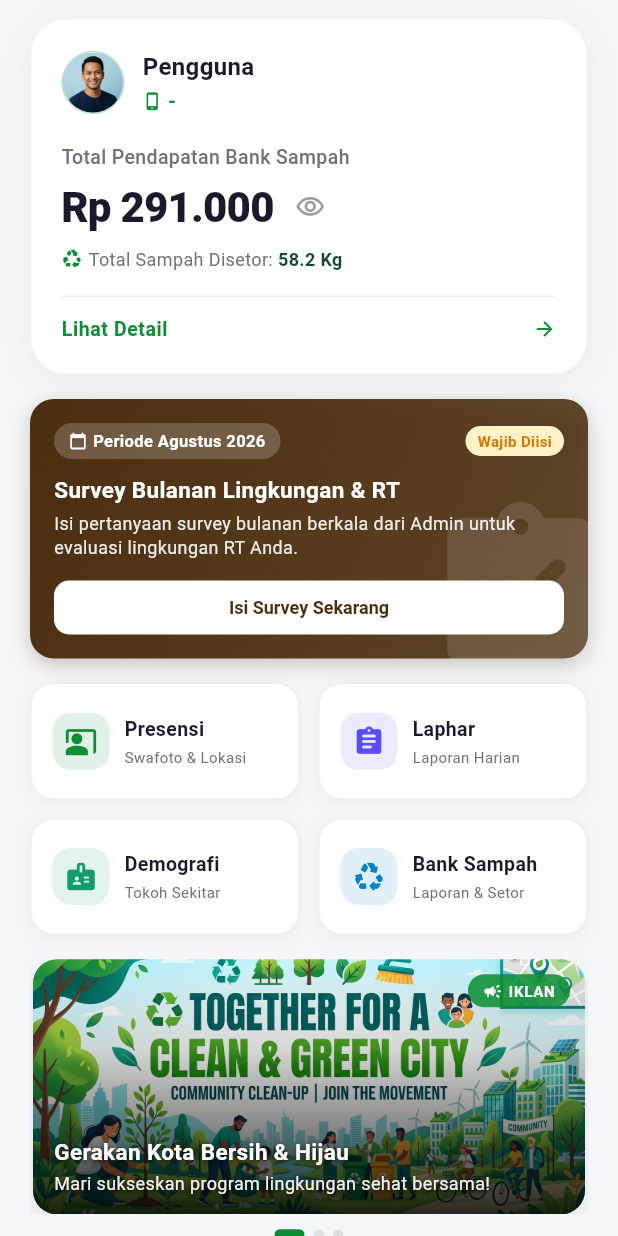
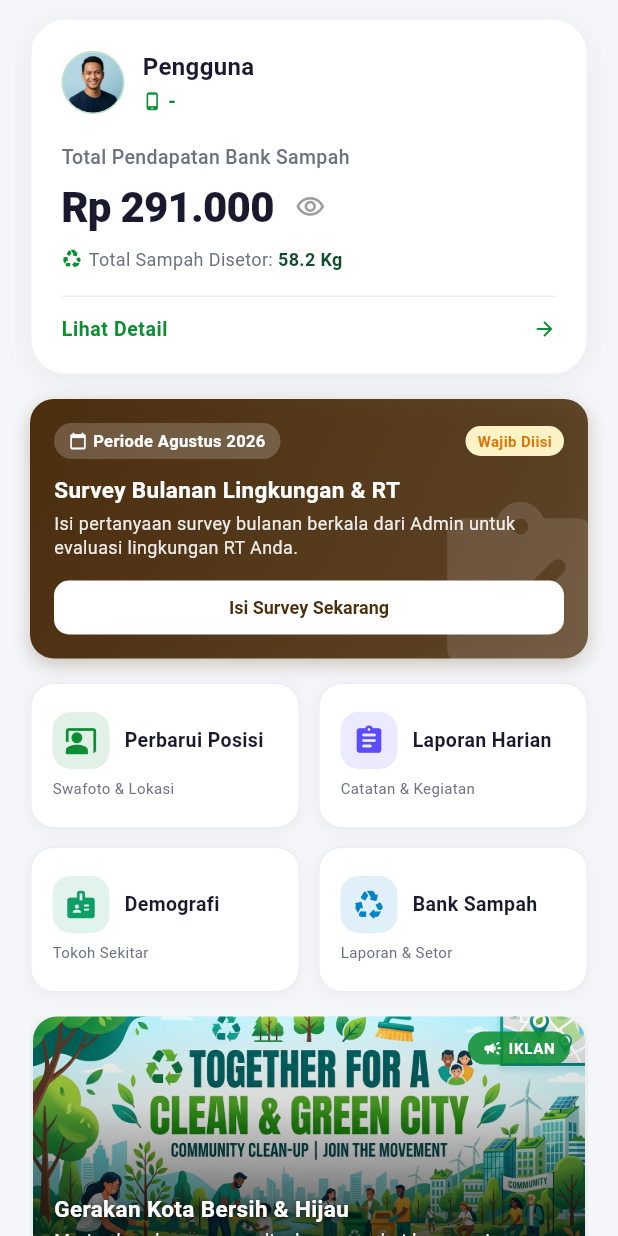
Before and after one commit to bukansaddam/mobile, a Flutter app: the HomeScreen widget shown alone on an empty page, opened directly, on a phone screen of 412 x 824 dp. Run offline on Flutter 3.47's test engine with Material 3 defaults, Android fonts, the phone set to English and light mode, and no system bars; our stand-ins replace audioplayers, bloc, camera, dio, equatable, flutter_bloc and 13 more; missing offline and left inert: flutter_background_service, google_speech, record; accounts and stored records are empty.

Commit message:
🦄 refactor: rename feature labels for consistency and update home menu UI layout

```diff
--- a/lib/features/linmas/home/presentation/pages/home_screen.dart
+++ b/lib/features/linmas/home/presentation/pages/home_screen.dart
@@ -534,7 +534,7 @@ class _HomeScreenState extends State<HomeScreen> {
   Widget _buildMenuUtamaSection(BuildContext context) {
     final menuItems = [
       {
-        'title': 'Presensi',
+        'title': 'Perbarui Posisi',
         'subtitle': 'Swafoto & Lokasi',
         'icon': Icons.co_present_rounded,
         'color': AppColors.primary,
@@ -544,8 +544,8 @@ class _HomeScreenState extends State<HomeScreen> {
         },
       },
       {
-        'title': 'Laphar',
-        'subtitle': 'Laporan Harian',
+        'title': 'Laporan Harian',
+        'subtitle': 'Catatan & Kegiatan',
         'icon': Icons.assignment_rounded,
         'color': const Color(0xFF5B4DFF),
         'onTap': () {
@@ -587,7 +587,7 @@ class _HomeScreenState extends State<HomeScreen> {
       physics: const NeverScrollableScrollPhysics(),
       gridDelegate: const SliverGridDelegateWithFixedCrossAxisCount(
         crossAxisCount: 2,
-        childAspectRatio: 2.3,
+        childAspectRatio: 1.85,
         crossAxisSpacing: 12,
         mainAxisSpacing: 12,
       ),
@@ -615,7 +615,11 @@ class _HomeScreenState extends State<HomeScreen> {
                   ),
                 ],
               ),
-              child: Row(
+              child: Column(
+                crossAxisAlignment: CrossAxisAlignment.start,
+                mainAxisAlignment: MainAxisAlignment.center,
+                children: [
+                  Row(
                     children: [
                       Container(
                         padding: const EdgeInsets.all(8),
@@ -631,21 +635,20 @@ class _HomeScreenState extends State<HomeScreen> {
                       ),
                       const SizedBox(width: 10),
                       Expanded(
-                    child: Column(
-                      crossAxisAlignment: CrossAxisAlignment.start,
-                      mainAxisAlignment: MainAxisAlignment.center,
-                      children: [
-                        Text(
+                        child: Text(
                           item['title'] as String,
                           style: const TextStyle(
                             fontSize: 13,
                             fontWeight: FontWeight.bold,
                             color: AppColors.textPrimary,
                           ),
-                          maxLines: 1,
+                          maxLines: 2,
                           overflow: TextOverflow.ellipsis,
                         ),
-                        const SizedBox(height: 2),
+                      ),
+                    ],
+                  ),
+                  const SizedBox(height: 6),
                   Text(
                     item['subtitle'] as String,
                     style: const TextStyle(
@@ -658,9 +661,6 @@ class _HomeScreenState extends State<HomeScreen> {
                 ],
               ),
             ),
-                ],
-              ),
-            ),
           ),
         );
       },
--- a/lib/features/linmas/main/presentation/pages/main_screen.dart
+++ b/lib/features/linmas/main/presentation/pages/main_screen.dart
@@ -215,8 +215,8 @@ class _MainScreenState extends State<MainScreen> {
                   const SizedBox(width: 48),
                   _buildNavItem(
                     index: 2,
-                    icon: Icons.flash_on_outlined,
-                    label: 'Aktivasi',
+                    icon: Icons.assignment_outlined,
+                    label: 'Penugasan',
                   ),
                   _buildNavItem(
                     index: 3,
--- a/lib/features/linmas/presensi/presentation/bloc/presensi_bloc/presensi_state.dart
+++ b/lib/features/linmas/presensi/presentation/bloc/presensi_bloc/presensi_state.dart
@@ -50,11 +50,11 @@ class PresensiState extends Equatable {
       hasCheckedIn ? PresensiType.keluar : PresensiType.masuk;
 
   String get presensiTypeTitle =>
-      hasCheckedIn ? 'Presensi Keluar' : 'Presensi Masuk';
+      hasCheckedIn ? 'Perbarui Posisi Keluar' : 'Perbarui Posisi Masuk';
 
   String get lastSubmittedTypeTitle => lastSubmittedType == PresensiType.keluar
-      ? 'Presensi Keluar'
-      : 'Presensi Masuk';
+      ? 'Perbarui Posisi Keluar'
+      : 'Perbarui Posisi Masuk';
 
   PresensiState copyWith({
     bool? hasCheckedIn,
--- a/lib/features/linmas/presensi/presentation/pages/presensi_screen.dart
+++ b/lib/features/linmas/presensi/presentation/pages/presensi_screen.dart
@@ -158,7 +158,7 @@ class _PresensiScreenState extends State<PresensiScreen>
               ),
             ),
             title: const Text(
-              'Presensi Kehadiran',
+              'Perbarui Posisi',
               style: TextStyle(
                 fontSize: 18,
                 fontWeight: FontWeight.bold,
@@ -522,7 +522,7 @@ class _PresensiScreenState extends State<PresensiScreen>
               ),
               const SizedBox(height: 14),
               const Text(
-                'Presensi Berhasil Dicatat!',
+                'Posisi Berhasil Diperbarui!',
                 style: TextStyle(
                   fontSize: 18,
                   fontWeight: FontWeight.bold,
@@ -536,7 +536,7 @@ class _PresensiScreenState extends State<PresensiScreen>
             mainAxisSize: MainAxisSize.min,
             children: [
               Text(
-                'Bukti presensi Anda telah tercatat dengan ID ${result?.id ?? '-'} pada sistem.',
+                'Bukti pembaharuan posisi Anda telah tercatat dengan ID ${result?.id ?? '-'} pada sistem.',
                 textAlign: TextAlign.center,
                 style: const TextStyle(
                   fontSize: 12,
@@ -594,7 +594,7 @@ class _PresensiScreenState extends State<PresensiScreen>
                       ),
                       icon: const Icon(Icons.assignment_outlined, size: 20),
                       label: const Text(
-                        'ISI LAPHAR (LAPORAN HARIAN)',
+                        'ISI LAPORAN HARIAN',
                         style: TextStyle(
                           fontWeight: FontWeight.bold,
                           fontSize: 13,
--- a/lib/features/linmas/ronda_malam/presentation/pages/ronda_screen.dart
+++ b/lib/features/linmas/ronda_malam/presentation/pages/ronda_screen.dart
@@ -244,7 +244,7 @@ class _RondaScreenState extends State<RondaScreen> {
               ),
             ),
             title: const Text(
-              'Laphar (Laporan Harian)',
+              'Laporan Harian',
               style: TextStyle(
                 fontSize: 18,
                 fontWeight: FontWeight.bold,
@@ -326,7 +326,7 @@ class _RondaScreenState extends State<RondaScreen> {
               crossAxisAlignment: CrossAxisAlignment.start,
               children: [
                 Text(
-                  'Form Laphar (${currentStep + 1}/4)',
+                  'Form Laporan Harian (${currentStep + 1}/4)',
                   style: const TextStyle(
                     color: Colors.white,
                     fontSize: 16,
@@ -374,7 +374,7 @@ class _RondaScreenState extends State<RondaScreen> {
         return 'Step 3 dari 4: Pemantauan kondisi fasilitas umum, saluran air & lingkungan sekitar.';
       case 3:
       default:
-        return 'Step 4 dari 4: Catatan temuan khusus & pengiriman laporan harian (Laphar).';
+        return 'Step 4 dari 4: Catatan temuan khusus & pengiriman laporan harian.';
     }
   }
 
@@ -2181,7 +2181,7 @@ class _RondaScreenState extends State<RondaScreen> {
               ),
               const SizedBox(height: 14),
               const Text(
-                'Laphar Berhasil Terkirim!',
+                'Laporan Harian Berhasil Terkirim!',
                 style: TextStyle(
                   fontSize: 18,
                   fontWeight: FontWeight.bold,
@@ -2195,7 +2195,7 @@ class _RondaScreenState extends State<RondaScreen> {
             mainAxisSize: MainAxisSize.min,
             children: [
               Text(
-                'Laporan harian (Laphar) Anda telah tersimpan dengan ID ${result?.id ?? '-'}. Terima kasih atas partisipasi siaga lingkungan.',
+                'Laporan harian Anda telah tersimpan dengan ID ${result?.id ?? '-'}. Terima kasih atas partisipasi siaga lingkungan.',
                 textAlign: TextAlign.center,
                 style: const TextStyle(
                   fontSize: 12,
```
Lines whose indentation alone changed are shown as unchanged.
